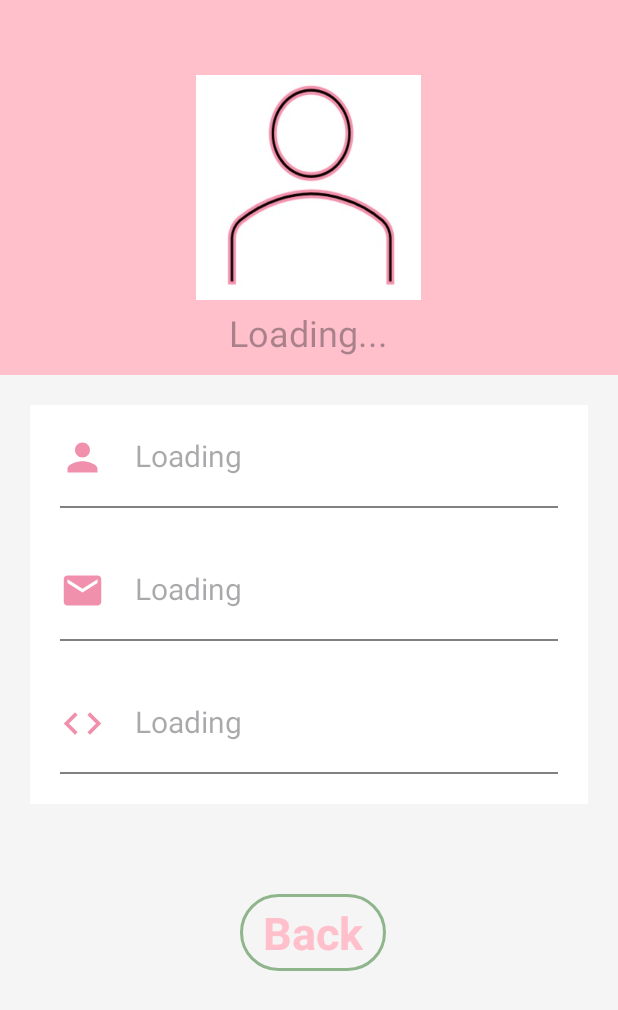
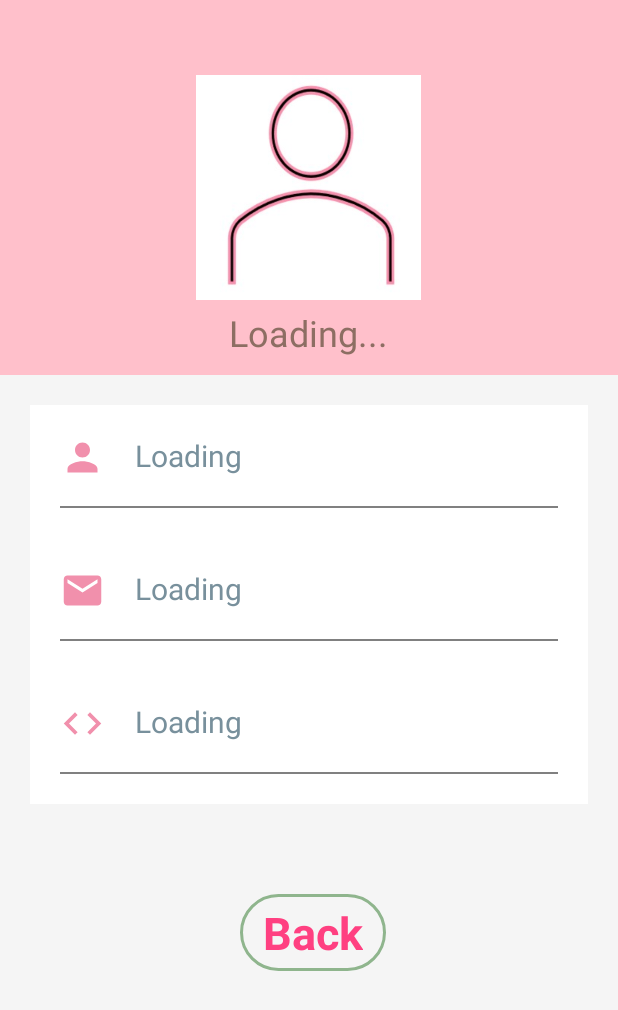
Before and after one commit to karinpapismadov/GrowMe-App, an Android app: the UserActivity screen opened directly, with no data from a screen before it, on a phone screen of 412 x 824 dp. Shown: the top 1010 px of the screen. Run offline under Robolectric (Android 15) with nearby library versions, the phone set to English and light mode, and no system bars.

Commit message:
update 14.06 user xml

```diff
--- a/app/src/main/res/drawable/baseline_water_24.xml
+++ b/app/src/main/res/drawable/baseline_water_24.xml
@@ -1,5 +1,7 @@
-<vector android:height="24dp" android:tint="#CC46A6"
+<vector xmlns:tools="http://schemas.android.com/tools"
+    android:height="24dp" android:tint="#CC46A6"
     android:viewportHeight="24" android:viewportWidth="24"
     android:width="24dp" xmlns:android="http://schemas.android.com/apk/res/android">
-    <path android:fillColor="@android:color/white" android:pathData="M21.98,14H22H21.98zM5.35,13c1.19,0 1.42,1 3.33,1c1.95,0 2.09,-1 3.33,-1c1.19,0 1.42,1 3.33,1c1.95,0 2.09,-1 3.33,-1c1.19,0 1.4,0.98 3.31,1v-2c-1.19,0 -1.42,-1 -3.33,-1c-1.95,0 -2.09,1 -3.33,1c-1.19,0 -1.42,-1 -3.33,-1c-1.95,0 -2.09,1 -3.33,1c-1.19,0 -1.42,-1 -3.33,-1C3.38,11 3.24,12 2,12v2C3.9,14 4.17,13 5.35,13zM18.67,15c-1.95,0 -2.09,1 -3.33,1c-1.19,0 -1.42,-1 -3.33,-1c-1.95,0 -2.1,1 -3.34,1c-1.24,0 -1.38,-1 -3.33,-1c-1.95,0 -2.1,1 -3.34,1v2c1.95,0 2.11,-1 3.34,-1c1.24,0 1.38,1 3.33,1c1.95,0 2.1,-1 3.34,-1c1.19,0 1.42,1 3.33,1c1.94,0 2.09,-1 3.33,-1c1.19,0 1.42,1 3.33,1v-2C20.76,16 20.62,15 18.67,15zM5.35,9c1.19,0 1.42,1 3.33,1c1.95,0 2.09,-1 3.33,-1c1.19,0 1.42,1 3.33,1c1.95,0 2.09,-1 3.33,-1c1.19,0 1.4,0.98 3.31,1V8c-1.19,0 -1.42,-1 -3.33,-1c-1.95,0 -2.09,1 -3.33,1c-1.19,0 -1.42,-1 -3.33,-1C10.04,7 9.9,8 8.66,8C7.47,8 7.24,7 5.33,7C3.38,7 3.24,8 2,8v2C3.9,10 4.17,9 5.35,9z"/>
+    <path android:fillColor="@android:color/white" android:pathData="M21.98,14H22H21.98zM5.35,13c1.19,0 1.42,1 3.33,1c1.95,0 2.09,-1 3.33,-1c1.19,0 1.42,1 3.33,1c1.95,0 2.09,-1 3.33,-1c1.19,0 1.4,0.98 3.31,1v-2c-1.19,0 -1.42,-1 -3.33,-1c-1.95,0 -2.09,1 -3.33,1c-1.19,0 -1.42,-1 -3.33,-1c-1.95,0 -2.09,1 -3.33,1c-1.19,0 -1.42,-1 -3.33,-1C3.38,11 3.24,12 2,12v2C3.9,14 4.17,13 5.35,13zM18.67,15c-1.95,0 -2.09,1 -3.33,1c-1.19,0 -1.42,-1 -3.33,-1c-1.95,0 -2.1,1 -3.34,1c-1.24,0 -1.38,-1 -3.33,-1c-1.95,0 -2.1,1 -3.34,1v2c1.95,0 2.11,-1 3.34,-1c1.24,0 1.38,1 3.33,1c1.95,0 2.1,-1 3.34,-1c1.19,0 1.42,1 3.33,1c1.94,0 2.09,-1 3.33,-1c1.19,0 1.42,1 3.33,1v-2C20.76,16 20.62,15 18.67,15zM5.35,9c1.19,0 1.42,1 3.33,1c1.95,0 2.09,-1 3.33,-1c1.19,0 1.42,1 3.33,1c1.95,0 2.09,-1 3.33,-1c1.19,0 1.4,0.98 3.31,1V8c-1.19,0 -1.42,-1 -3.33,-1c-1.95,0 -2.09,1 -3.33,1c-1.19,0 -1.42,-1 -3.33,-1C10.04,7 9.9,8 8.66,8C7.47,8 7.24,7 5.33,7C3.38,7 3.24,8 2,8v2C3.9,10 4.17,9 5.35,9z"
+        tools:ignore="VectorPath" />
 </vector>
--- a/app/src/main/res/layout/activity_register2.xml
+++ b/app/src/main/res/layout/activity_register2.xml
@@ -60,7 +60,8 @@ tools:context=".RegisterActivity2">
             android:hint="Code"
             android:padding="8dp"
             android:textColorHint="#2E7D32"
-            android:textColor="@color/black" />
+            android:textColor="@color/black"
+            tools:ignore="HardcodedText" />
 
         <EditText
             android:id="@+id/register_mail"
--- a/app/src/main/res/layout/activity_statistics.xml
+++ b/app/src/main/res/layout/activity_statistics.xml
@@ -145,11 +145,11 @@
                     android:layout_width="wrap_content"
                     android:layout_height="wrap_content"
                     android:text="PH level"
-                    android:textSize="20dp"
+                    android:textSize="20sp"
                     android:textAlignment="center"
                     android:textColor="#5D7C60"
                     android:textStyle="bold"
-                    tools:ignore="HardcodedText" />
+                    tools:ignore="HardcodedText,SpUsage" />
             </LinearLayout>
         </androidx.cardview.widget.CardView>
         <androidx.cardview.widget.CardView
--- a/app/src/main/res/layout/activity_user.xml
+++ b/app/src/main/res/layout/activity_user.xml
@@ -23,17 +23,21 @@
                 android:layout_height="150dp"
                 android:id="@+id/image_profile"
                 android:layout_centerInParent="true"
-                android:background="@drawable/user"/>
+                android:background="@drawable/user"
+                tools:ignore="ContentDescription" />
+
             <TextView
+                android:id="@+id/show_welcome"
                 android:layout_width="wrap_content"
                 android:layout_height="wrap_content"
-                android:id="@+id/show_welcome"
                 android:layout_below="@+id/image_profile"
-                android:hint="Loading..."
                 android:layout_centerHorizontal="true"
                 android:layout_marginTop="5dp"
+                android:hint="@string/loading"
                 android:textAppearance="@style/TextAppearance.AppCompat.Headline"
-                android:textColor="@color/white"/>
+                android:textColor="@color/white"
+                android:textColorHint="#8D6E63"
+                tools:ignore="HardcodedText" />
 
         </RelativeLayout>
 
@@ -46,18 +50,21 @@
 
 
             <ImageView
+                android:id="@+id/user_icon"
                 android:layout_width="30dp"
                 android:layout_height="30dp"
-                android:background="@drawable/baseline_person_25"
-                android:id="@+id/user_icon"/>
+                android:background="@drawable/baseline_person_25"/>
+
             <TextView
+                android:id="@+id/text_show_name"
                 android:layout_width="wrap_content"
                 android:layout_height="wrap_content"
-                android:id="@+id/text_show_name"
                 android:layout_alignStart="@+id/user_icon"
-                android:hint="Loading"
                 android:layout_marginStart="50dp"
-                android:textSize="20sp"/>
+                android:hint="@string/loading_"
+                android:textColorHint="#78909C"
+                android:textSize="20sp"
+                tools:ignore="HardcodedText" />
 
             <View
                 android:layout_width="match_parent"
@@ -65,29 +72,31 @@
                 android:layout_marginTop="20dp"
                 android:layout_below="@id/text_show_name"
                 android:background="@color/gray"
-                android:id="@+id/devider_name"/>
-
-
+                android:id="@+id/devider_name"
+                tools:ignore="ContentDescription" />
 
 
             <ImageView
-                android:layout_marginTop="40dp"
+                android:id="@+id/email_icon"
                 android:layout_width="30dp"
                 android:layout_height="30dp"
+                android:layout_below="@id/devider_name"
+                android:layout_marginTop="40dp"
                 android:background="@drawable/baseline_email_25"
-                android:id="@+id/email_icon"
-                android:layout_below="@id/devider_name"/>
+                tools:ignore="ImageContrastCheck"/>
 
             <TextView
-                android:layout_marginTop="40dp"
+                android:id="@+id/text_show_email"
                 android:layout_width="wrap_content"
                 android:layout_height="wrap_content"
-                android:id="@+id/text_show_email"
+                android:layout_below="@id/devider_name"
                 android:layout_alignStart="@+id/user_icon"
-                android:hint="Loading"
                 android:layout_marginStart="50dp"
+                android:layout_marginTop="40dp"
+                android:hint="@string/loading___"
+                android:textColorHint="#78909C"
                 android:textSize="20sp"
-                android:layout_below="@id/devider_name"/>
+                tools:ignore="HardcodedText" />
 
             <View
                 android:layout_width="match_parent"
@@ -95,27 +104,31 @@
                 android:layout_marginTop="20dp"
                 android:layout_below="@id/text_show_email"
                 android:background="@color/gray"
-                android:id="@+id/devider_email"/>
+                android:id="@+id/devider_email"
+                tools:ignore="ContentDescription" />
 
 
             <ImageView
-                android:layout_marginTop="40dp"
+                android:id="@+id/code_icon"
                 android:layout_width="30dp"
                 android:layout_height="30dp"
+                android:layout_below="@id/devider_email"
+                android:layout_marginTop="40dp"
                 android:background="@drawable/baseline_code_25"
-                android:id="@+id/code_icon"
-                android:layout_below="@id/devider_email"/>
+                tools:ignore="ImageContrastCheck"/>
 
             <TextView
-                android:layout_marginTop="40dp"
+                android:id="@+id/text_show_code"
                 android:layout_width="wrap_content"
                 android:layout_height="wrap_content"
-                android:id="@+id/text_show_code"
+                android:layout_below="@id/devider_email"
                 android:layout_alignStart="@+id/code_icon"
-                android:hint="Loading"
                 android:layout_marginStart="50dp"
+                android:layout_marginTop="40dp"
+                android:hint="@string/loading____"
+                android:textColorHint="#78909C"
                 android:textSize="20sp"
-                android:layout_below="@id/devider_email"/>
+                tools:ignore="HardcodedText" />
 
             <View
                 android:layout_width="match_parent"
@@ -138,17 +151,18 @@
             android:id="@+id/user_back"
             android:layout_width="wrap_content"
             android:layout_height="wrap_content"
+            android:layout_marginStart="160dp"
             android:layout_marginTop="40dp"
-            android:text="Back"
-            android:textColor="@color/pink"
+            android:background="@drawable/border"
+            android:paddingStart="15dp"
+            android:paddingTop="5dp"
+            android:paddingEnd="15dp"
+            android:paddingBottom="5dp"
+            android:text="@string/backkkk"
+            android:textColor="#FF4081"
             android:textSize="30sp"
             android:textStyle="bold"
-            android:background="@drawable/border"
-            android:paddingStart="15dp"
-            android:paddingEnd="15dp"
-            android:paddingTop="5dp"
-            android:paddingBottom="5dp"
-            android:layout_marginStart="160dp"/>
+            tools:ignore="HardcodedText" />
 
     </LinearLayout>
 
--- a/app/src/main/res/values/strings.xml
+++ b/app/src/main/res/values/strings.xml
@@ -55,4 +55,13 @@
     <string name="fan">Fan</string>
     <string name="humidity">Humidity</string>
     <string name="metrics">Metrics</string>
+    <string name="loading">Loading...</string>
+    <string name="todo">TODO</string>
+    <string name="loading_">Loading</string>
+    <string name="todo_">TODO</string>
+    <string name="backkkk">Back</string>
+    <string name="todo__">TODO</string>
+    <string name="loading___">Loading</string>
+    <string name="todo___">TODO</string>
+    <string name="loading____">Loading</string>
 </resources>
--- a/build.gradle
+++ b/build.gradle
@@ -1,5 +1,6 @@
 buildscript {
     repositories {
+        //noinspection JcenterRepositoryObsolete
         jcenter()
         google()
         mavenCentral() // New line
```
Also changed, not shown: app/src/main/res/layout/activity_login2.xml (+6 -3 lines), app/src/main/res/layout/activity_metrics.xml (+14 -7 lines).
